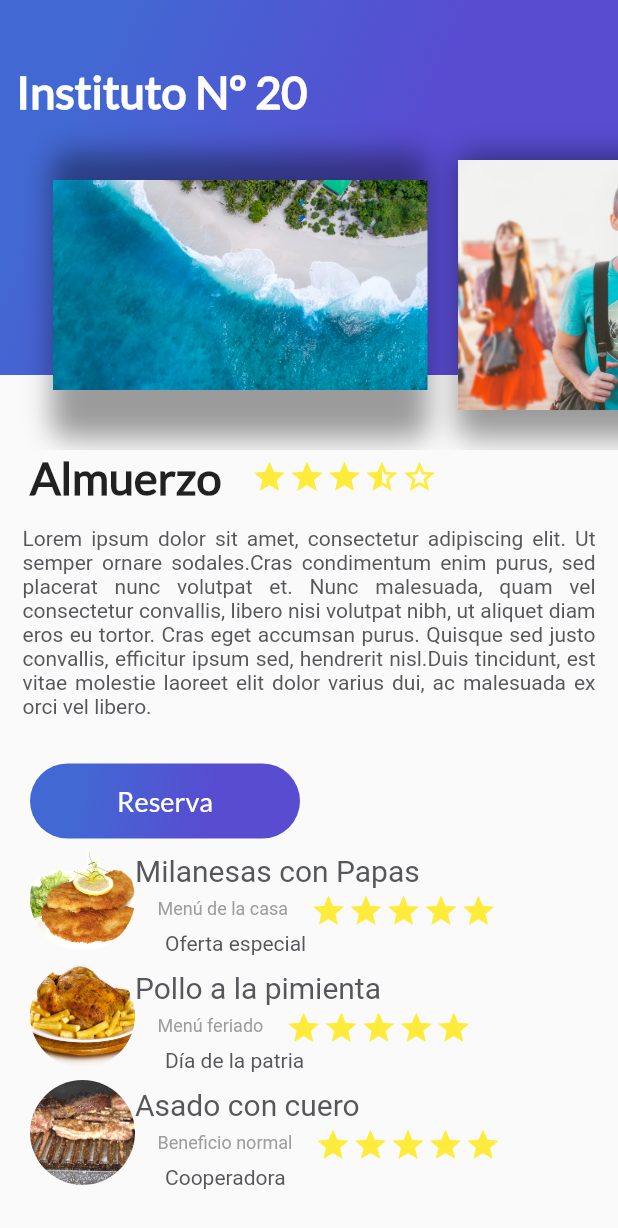
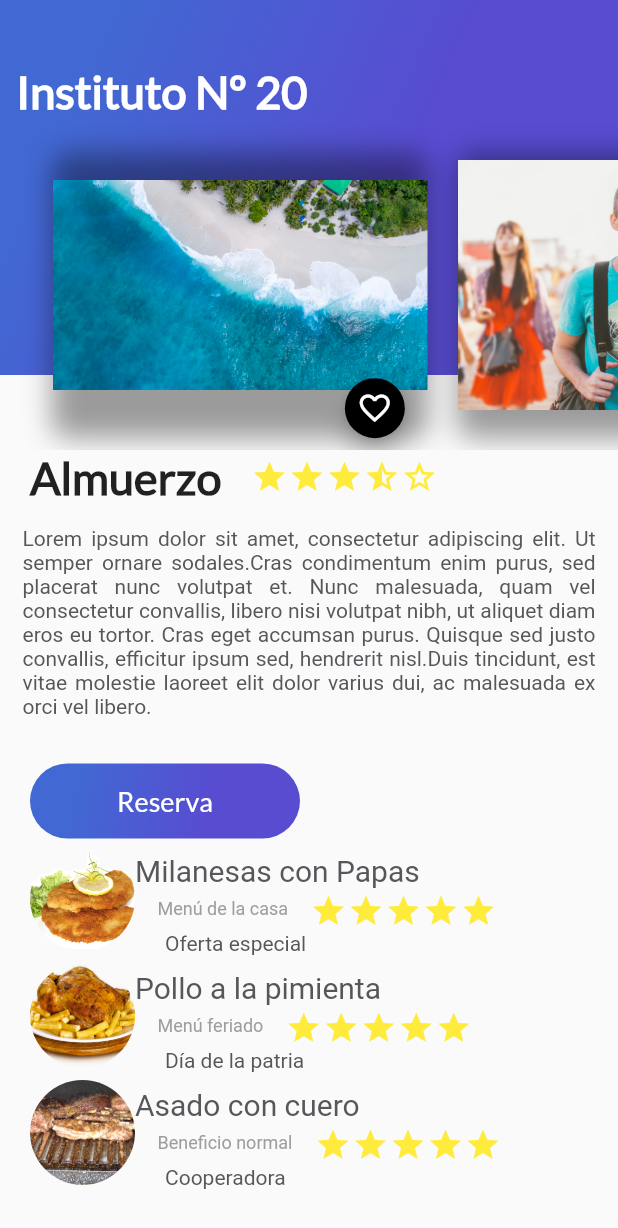
Before and after one commit to aleramirezsj/CursoFlutter, a Flutter app: the screen it shows after launch, on a phone screen of 412 x 824 dp. Shown: the top 1228 px of the screen. Run offline on Flutter 3.47's test engine with Material 2 defaults, Android fonts, the phone set to English and light mode, and no system bars.

Commit message:
implementado el FloatingActionButton

```diff
--- /dev/null
+++ b/lib/widgets/app_button/mi_floating_action_button.dart
@@ -0,0 +1,25 @@
+import 'package:flutter/material.dart';
+
+class MiFloatingActionButton extends StatefulWidget {
+  @override
+  State<StatefulWidget> createState() => _MiFloatingActionButtonState();
+}
+
+class _MiFloatingActionButtonState extends State<MiFloatingActionButton> {
+  void fabPresionado() {
+    Scaffold.of(context).showSnackBar(SnackBar(
+      content: Text("Agregado a favoritos"),
+    ));
+  }
+
+  @override
+  Widget build(BuildContext context) {
+    return FloatingActionButton(
+      backgroundColor: Color(0xFF000000),
+      mini: true,
+      tooltip: "Favorito",
+      onPressed: fabPresionado,
+      child: new Icon(Icons.favorite_border),
+    );
+  }
+}
--- a/lib/widgets/tarjeta_imagen.dart
+++ b/lib/widgets/tarjeta_imagen.dart
@@ -1,36 +1,33 @@
 import 'package:flutter/material.dart';
+import 'app_button/mi_floating_action_button.dart';
 
 class TarjetaImagen extends StatelessWidget {
-  String pathImage="assets/images/beach.jpeg";
+  String pathImage = "assets/images/beach.jpeg";
 
   TarjetaImagen(this.pathImage);
   @override
   Widget build(BuildContext context) {
-
     final tarjeta = Container(
       height: 350.0,
       width: 250.0,
-      margin: EdgeInsets.only(
-        top: 80.0,
-        left: 20.0
-      ),
-
+      margin: EdgeInsets.only(top: 80.0, left: 20.0),
       decoration: BoxDecoration(
-        image: DecorationImage(
-          image: AssetImage(pathImage)
-          ),
+          image: DecorationImage(image: AssetImage(pathImage)),
           borderRadius: BorderRadius.all(Radius.circular(10.0)),
           shape: BoxShape.rectangle,
           boxShadow: <BoxShadow>[
             BoxShadow(
                 color: Colors.black38,
                 blurRadius: 15.0,
-          offset: Offset(0.0, 7.0)
-        )
-      ]
-      ),
-
+                offset: Offset(0.0, 7.0))
+          ]),
     );
-    return tarjeta;
+    return Stack(
+      alignment: Alignment(0.9, 1.1),
+      children: <Widget>[
+        tarjeta,
+        MiFloatingActionButton(),
+      ],
+    );
   }
 }
```
Lines whose indentation alone changed are shown as unchanged.
